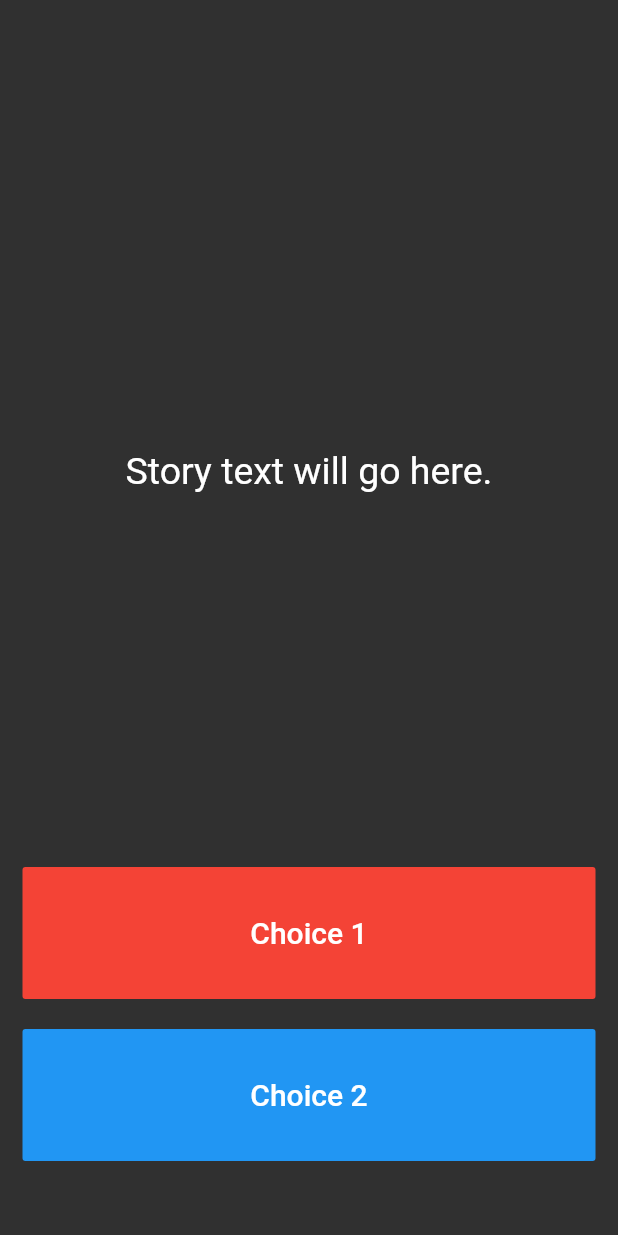
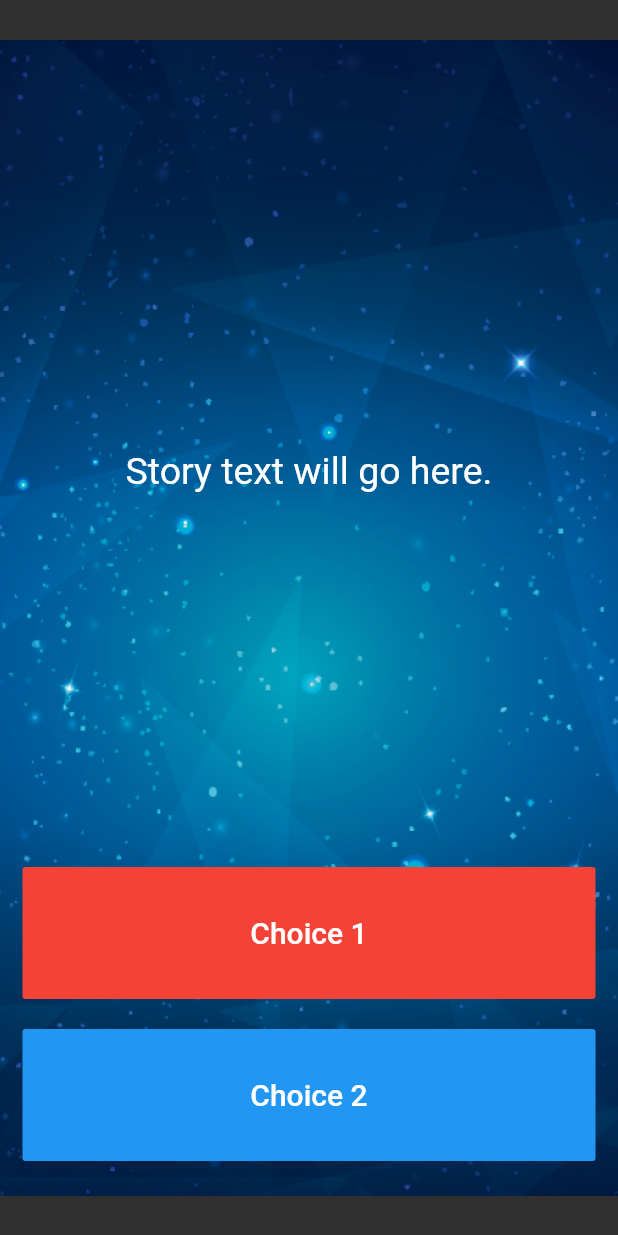
Before and after one commit to carlstep/ab_destini, a Flutter app: the screen it shows after launch, on a phone screen of 412 x 824 dp. Run offline on Flutter 3.47's test engine with Material 2 defaults, Android fonts, the light colour scheme and no system bars.

Commit message:
added step 1 decoration with AssetImage

```diff
--- a/lib/main.dart
+++ b/lib/main.dart
@@ -24,7 +24,12 @@ class _StoryPageState extends State<StoryPage> {
   Widget build(BuildContext context) {
     return Scaffold(
       body: Container(
-        //TODO: Step 1 - Add background.png to this Container as a background image.
+        decoration: BoxDecoration(
+          image: DecorationImage(
+            image: AssetImage('images/background.png'),
+          ),
+        ),
+        // Step 1 - Add background.png to this Container as a background image.
         padding: EdgeInsets.symmetric(vertical: 50.0, horizontal: 15.0),
         constraints: BoxConstraints.expand(),
         child: SafeArea(
```
